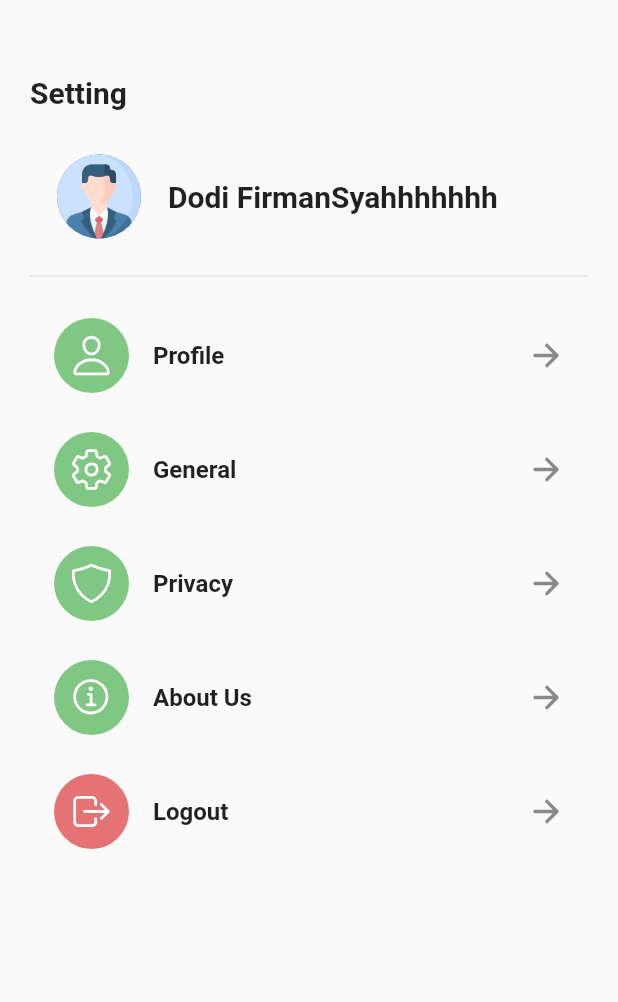
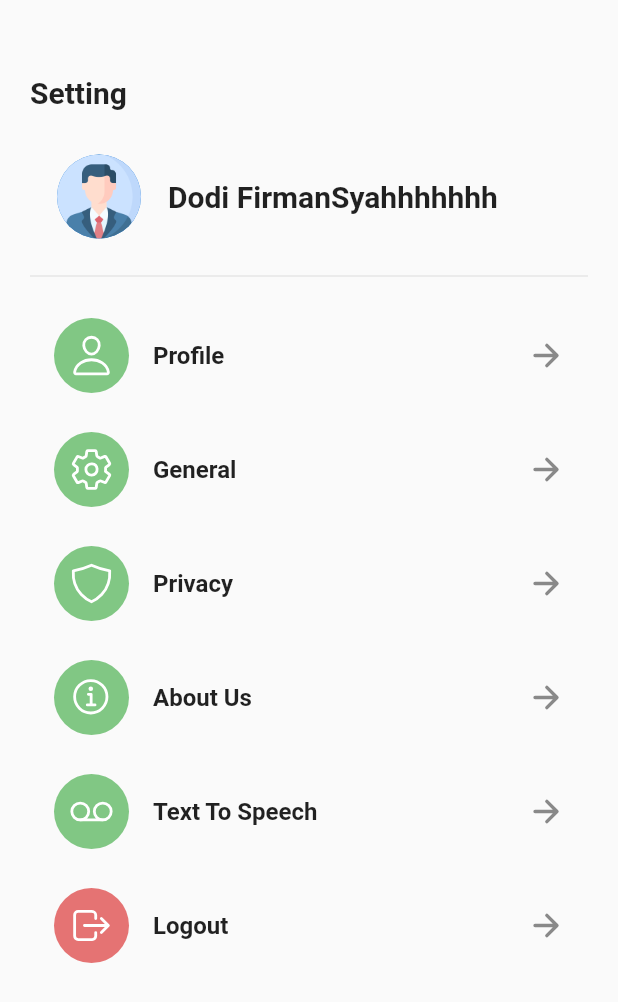
Before and after one commit to alexisngaing/ugd-d-4-hospital, a Flutter app: the SettingView widget shown alone on an empty page, opened directly, on a phone screen of 412 x 824 dp. Shown: the top 1002 px of the screen. Run offline on Flutter 3.47's test engine with Material 2 defaults, Android fonts, the phone set to English and light mode, and no system bars; our stand-ins replace flutter_tts, fluttertoast, grouped_list, ionicons, logger, shared_preferences and 1 more; accounts and stored records are empty; Roboto replaces fonts that are missing (Poppins).

Commit message:
tts done

```diff
--- a/lib/View/profile.dart
+++ b/lib/View/profile.dart
@@ -102,7 +102,7 @@ class _ProfileState extends State<Profile> {
                 controller: emailController,
                 decoration: const InputDecoration(
                   labelText: 'Email',
-                  prefixIcon: Icon(Icons.person),
+                  prefixIcon: Icon(Icons.email),
                 ),
                 enabled: false,
               ),
@@ -130,7 +130,7 @@ class _ProfileState extends State<Profile> {
                 controller: noTelpController,
                 decoration: const InputDecoration(
                   labelText: 'No. Telp',
-                  prefixIcon: Icon(Icons.person),
+                  prefixIcon: Icon(Icons.numbers),
                 ),
               ),
               const SizedBox(height: 30),
--- a/lib/View/setting.dart
+++ b/lib/View/setting.dart
@@ -3,6 +3,7 @@ import 'package:ionicons/ionicons.dart';
 import 'package:ugd_4_hospital/View/login.dart';
 import 'package:ugd_4_hospital/View/profile_kelompok.dart';
 import 'package:ugd_4_hospital/View/profile.dart';
+import 'package:ugd_4_hospital/View/TextSpeech/textSpeechPage.dart';
 
 class SettingView extends StatelessWidget {
   const SettingView({super.key});
@@ -31,23 +32,28 @@ class SettingView extends StatelessWidget {
     );
   }
 
+  void _navigateToTTS(BuildContext context) {
+    Navigator.of(context).push(
+        MaterialPageRoute(builder: (context) => const TextToSpeechPage()));
+  }
+
   @override
   Widget build(BuildContext context) {
     return SingleChildScrollView(
       child: Padding(
-        padding: EdgeInsets.only(top: 50, left: 20, right: 20),
+        padding: const EdgeInsets.only(top: 50, left: 20, right: 20),
         child: Column(
           crossAxisAlignment: CrossAxisAlignment.start,
           children: [
-            Text(
+            const Text(
               'Setting',
               style: TextStyle(
                 fontSize: 20,
                 fontWeight: FontWeight.bold,
               ),
             ),
-            SizedBox(height: 30),
-            ListTile(
+            const SizedBox(height: 30),
+            const ListTile(
               leading: CircleAvatar(
                 radius: 30,
                 backgroundImage: AssetImage('images/profile.png'),
@@ -61,24 +67,24 @@ class SettingView extends StatelessWidget {
                 ),
               ),
             ),
-            Divider(height: 50),
+            const Divider(height: 50),
             ListTile(
               onTap: () {
                 _navigateToProfile(context);
               },
               leading: Container(
-                padding: EdgeInsets.all(10),
+                padding: const EdgeInsets.all(10),
                 decoration: BoxDecoration(
                   color: Colors.green.shade300,
                   shape: BoxShape.circle,
                 ),
-                child: Icon(
+                child: const Icon(
                   Ionicons.person_outline,
                   color: Colors.white,
                   size: 30,
                 ),
               ),
-              title: Text(
+              title: const Text(
                 'Profile',
                 style: TextStyle(
                   fontWeight: FontWeight.bold,
@@ -86,24 +92,24 @@ class SettingView extends StatelessWidget {
                   fontSize: 16,
                 ),
               ),
-              trailing: Icon(Ionicons.arrow_forward_outline),
+              trailing: const Icon(Ionicons.arrow_forward_outline),
             ),
-            SizedBox(height: 20),
+            const SizedBox(height: 20),
             ListTile(
               onTap: () {},
               leading: Container(
-                padding: EdgeInsets.all(10),
+                padding: const EdgeInsets.all(10),
                 decoration: BoxDecoration(
                   color: Colors.green.shade300,
                   shape: BoxShape.circle,
                 ),
-                child: Icon(
+                child: const Icon(
                   Ionicons.settings_outline,
                   color: Colors.white,
                   size: 30,
                 ),
               ),
-              title: Text(
+              title: const Text(
                 'General',
                 style: TextStyle(
                   fontWeight: FontWeight.bold,
@@ -111,24 +117,24 @@ class SettingView extends StatelessWidget {
                   fontSize: 16,
                 ),
               ),
-              trailing: Icon(Ionicons.arrow_forward_outline),
+              trailing: const Icon(Ionicons.arrow_forward_outline),
             ),
-            SizedBox(height: 20),
+            const SizedBox(height: 20),
             ListTile(
               onTap: () {},
               leading: Container(
-                padding: EdgeInsets.all(10),
+                padding: const EdgeInsets.all(10),
                 decoration: BoxDecoration(
                   color: Colors.green.shade300,
                   shape: BoxShape.circle,
                 ),
-                child: Icon(
+                child: const Icon(
                   Ionicons.shield_outline,
                   color: Colors.white,
                   size: 30,
                 ),
               ),
-              title: Text(
+              title: const Text(
                 'Privacy',
                 style: TextStyle(
                   fontWeight: FontWeight.bold,
@@ -136,26 +142,26 @@ class SettingView extends StatelessWidget {
                   fontSize: 16,
                 ),
               ),
-              trailing: Icon(Ionicons.arrow_forward_outline),
+              trailing: const Icon(Ionicons.arrow_forward_outline),
             ),
-            SizedBox(height: 20),
+            const SizedBox(height: 20),
             ListTile(
               onTap: () {
                 _navigateToProfileKelompok(context);
               },
               leading: Container(
-                padding: EdgeInsets.all(10),
+                padding: const EdgeInsets.all(10),
                 decoration: BoxDecoration(
                   color: Colors.green.shade300,
                   shape: BoxShape.circle,
                 ),
-                child: Icon(
+                child: const Icon(
                   Ionicons.information_circle_outline,
                   color: Colors.white,
                   size: 30,
                 ),
               ),
-              title: Text(
+              title: const Text(
                 'About Us',
                 style: TextStyle(
                   fontWeight: FontWeight.bold,
@@ -163,26 +169,53 @@ class SettingView extends StatelessWidget {
                   fontSize: 16,
                 ),
               ),
-              trailing: Icon(Ionicons.arrow_forward_outline),
+              trailing: const Icon(Ionicons.arrow_forward_outline),
             ),
-            SizedBox(height: 20),
+            const SizedBox(height: 20),
+            ListTile(
+              onTap: () {
+                _navigateToTTS(context);
+              },
+              leading: Container(
+                padding: const EdgeInsets.all(10),
+                decoration: BoxDecoration(
+                  color: Colors.green.shade300,
+                  shape: BoxShape.circle,
+                ),
+                child: const Icon(
+                  Ionicons.recording_outline,
+                  color: Colors.white,
+                  size: 30,
+                ),
+              ),
+              title: const Text(
+                'Text To Speech',
+                style: TextStyle(
+                  fontWeight: FontWeight.bold,
+                  fontFamily: 'Poppins',
+                  fontSize: 16,
+                ),
+              ),
+              trailing: const Icon(Ionicons.arrow_forward_outline),
+            ),
+            const SizedBox(height: 20),
             ListTile(
               onTap: () {
                 _navigateToLogin(context);
               },
               leading: Container(
-                padding: EdgeInsets.all(10),
+                padding: const EdgeInsets.all(10),
                 decoration: BoxDecoration(
                   color: Colors.red.shade300,
                   shape: BoxShape.circle,
                 ),
-                child: Icon(
+                child: const Icon(
                   Ionicons.log_out_outline,
                   color: Colors.white,
                   size: 30,
                 ),
               ),
-              title: Text(
+              title: const Text(
                 'Logout',
                 style: TextStyle(
                   fontWeight: FontWeight.bold,
@@ -190,9 +223,9 @@ class SettingView extends StatelessWidget {
                   fontSize: 16,
                 ),
               ),
-              trailing: Icon(Ionicons.arrow_forward_outline),
+              trailing: const Icon(Ionicons.arrow_forward_outline),
             ),
-            SizedBox(height: 160),
+            const SizedBox(height: 160),
           ],
         ),
       ),
```
Also changed, not shown: lib/View/TextSpeech/textSpeechPage.dart (added, +338 -0 lines), pubspec.yaml (+12 -13 lines), pubspec.lock, 1 other file.
